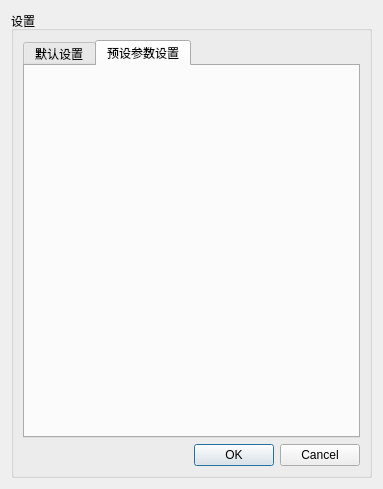
Qt form settings.ui (leiooliu/PDSoftV2) before a commit.
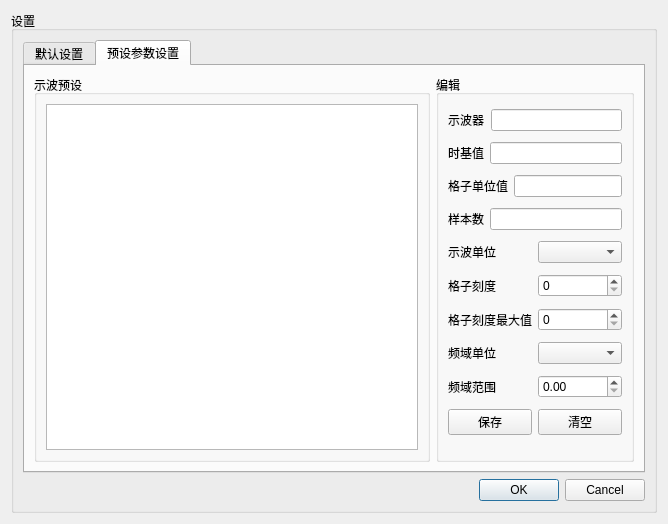
The same form after that commit. The open tabs and pages were chosen to show the change.

Commit message: 增加settings页面

```diff
--- a/settings.ui
+++ b/settings.ui
@@ -6,8 +6,8 @@
    <rect>
     <x>0</x>
     <y>0</y>
-    <width>383</width>
-    <height>474</height>
+    <width>668</width>
+    <height>524</height>
    </rect>
   </property>
   <property name="windowTitle">
@@ -407,6 +407,177 @@
          <attribute name="title">
           <string>预设参数设置</string>
          </attribute>
+         <layout class="QFormLayout" name="formLayout">
+          <item row="0" column="0" colspan="2">
+           <layout class="QHBoxLayout" name="horizontalLayout_13" stretch="2,1">
+            <item>
+             <widget class="QGroupBox" name="groupBox_2">
+              <property name="title">
+               <string>示波预设</string>
+              </property>
+              <layout class="QGridLayout" name="gridLayout_3">
+               <item row="0" column="0">
+                <widget class="QTableView" name="tableView"/>
+               </item>
+              </layout>
+             </widget>
+            </item>
+            <item>
+             <widget class="QGroupBox" name="groupBox_3">
+              <property name="title">
+               <string>编辑</string>
+              </property>
+              <layout class="QVBoxLayout" name="verticalLayout_4">
+               <item>
+                <layout class="QHBoxLayout" name="horizontalLayout_14">
+                 <item>
+                  <widget class="QLabel" name="label_13">
+                   <property name="text">
+                    <string>示波器</string>
+                   </property>
+                  </widget>
+                 </item>
+                 <item>
+                  <widget class="QLineEdit" name="lineEdit"/>
+                 </item>
+                </layout>
+               </item>
+               <item>
+                <layout class="QHBoxLayout" name="horizontalLayout_15">
+                 <item>
+                  <widget class="QLabel" name="label_19">
+                   <property name="text">
+                    <string>时基值</string>
+                   </property>
+                  </widget>
+                 </item>
+                 <item>
+                  <widget class="QLineEdit" name="lineEdit_2"/>
+                 </item>
+                </layout>
+               </item>
+               <item>
+                <layout class="QHBoxLayout" name="horizontalLayout_16">
+                 <item>
+                  <widget class="QLabel" name="label_14">
+                   <property name="text">
+                    <string>格子单位值</string>
+                   </property>
+                  </widget>
+                 </item>
+                 <item>
+                  <widget class="QLineEdit" name="lineEdit_4"/>
+                 </item>
+                </layout>
+               </item>
+               <item>
+                <layout class="QHBoxLayout" name="horizontalLayout_17">
+                 <item>
+                  <widget class="QLabel" name="label_15">
+                   <property name="text">
+                    <string>样本数</string>
+                   </property>
+                  </widget>
+                 </item>
+                 <item>
+                  <widget class="QLineEdit" name="lineEdit_3"/>
+                 </item>
+                </layout>
+               </item>
+               <item>
+                <layout class="QHBoxLayout" name="horizontalLayout_18">
+                 <item>
+                  <widget class="QLabel" name="label_16">
+                   <property name="text">
+                    <string>示波单位</string>
+                   </property>
+                  </widget>
+                 </item>
+                 <item>
+                  <widget class="QComboBox" name="comboBox_2"/>
+                 </item>
+                </layout>
+               </item>
+               <item>
+                <layout class="QHBoxLayout" name="horizontalLayout_19">
+                 <item>
+                  <widget class="QLabel" name="label_17">
+                   <property name="text">
+                    <string>格子刻度</string>
+                   </property>
+                  </widget>
+                 </item>
+                 <item>
+                  <widget class="QSpinBox" name="spinBox"/>
+                 </item>
+                </layout>
+               </item>
+               <item>
+                <layout class="QHBoxLayout" name="horizontalLayout_20">
+                 <item>
+                  <widget class="QLabel" name="label_18">
+                   <property name="text">
+                    <string>格子刻度最大值</string>
+                   </property>
+                  </widget>
+                 </item>
+                 <item>
+                  <widget class="QSpinBox" name="spinBox_2"/>
+                 </item>
+                </layout>
+               </item>
+               <item>
+                <layout class="QHBoxLayout" name="horizontalLayout_21">
+                 <item>
+                  <widget class="QLabel" name="label_20">
+                   <property name="text">
+                    <string>频域单位</string>
+                   </property>
+                  </widget>
+                 </item>
+                 <item>
+                  <widget class="QComboBox" name="comboBox_3"/>
+                 </item>
+                </layout>
+               </item>
+               <item>
+                <layout class="QHBoxLayout" name="horizontalLayout_22">
+                 <item>
+                  <widget class="QLabel" name="label_21">
+                   <property name="text">
+                    <string>频域范围</string>
+                   </property>
+                  </widget>
+                 </item>
+                 <item>
+                  <widget class="QDoubleSpinBox" name="doubleSpinBox"/>
+                 </item>
+                </layout>
+               </item>
+               <item>
+                <layout class="QHBoxLayout" name="horizontalLayout_23">
+                 <item>
+                  <widget class="QPushButton" name="pushButton">
+                   <property name="text">
+                    <string>保存</string>
+                   </property>
+                  </widget>
+                 </item>
+                 <item>
+                  <widget class="QPushButton" name="pushButton_2">
+                   <property name="text">
+                    <string>清空</string>
+                   </property>
+                  </widget>
+                 </item>
+                </layout>
+               </item>
+              </layout>
+             </widget>
+            </item>
+           </layout>
+          </item>
+         </layout>
         </widget>
        </widget>
       </item>
```
The commit also changes 11 other files.
